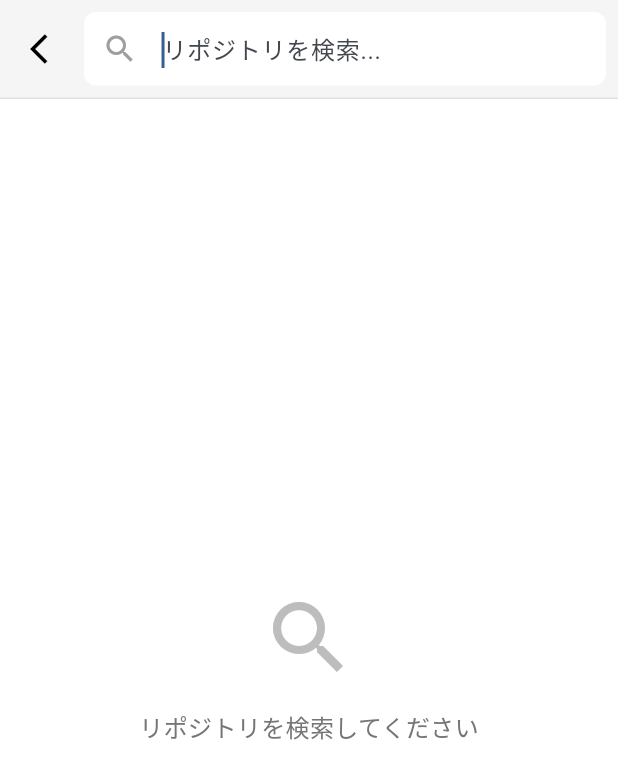
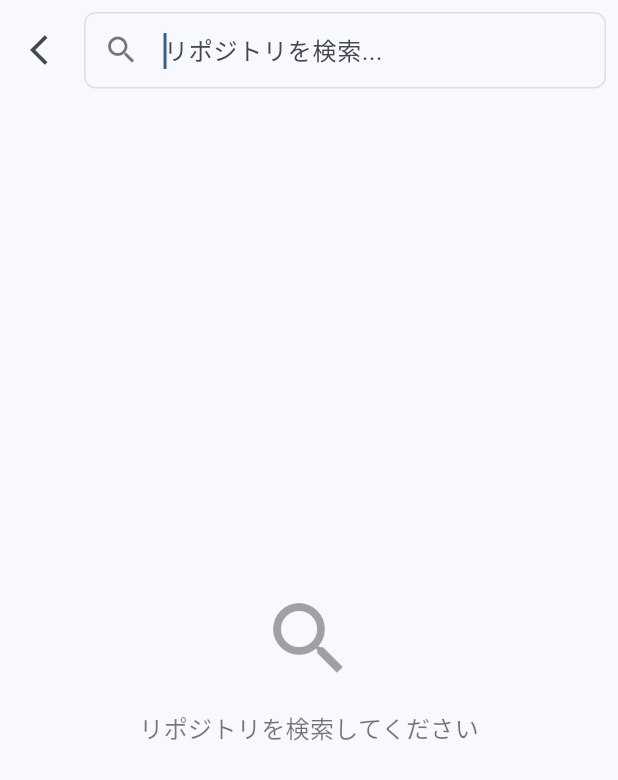
Before and after one commit to naoya25/yumemi_codecheck, a Flutter app: the screen it shows after launch, after a tap on the "search" icon, on a phone screen of 412 x 824 dp. Shown: the top 780 px of the screen. Run offline on Flutter 3.47's test engine with Material 3 defaults, Android fonts, the phone set to English and light mode, and no system bars; our stand-ins replace dio, flutter_hooks, freezed_annotation, go_router.

Commit message:
feat: ダークモード

```diff
--- a/lib/main.dart
+++ b/lib/main.dart
@@ -4,6 +4,7 @@ import 'package:provider/provider.dart';
 import 'constants/theme.dart';
 import 'router.dart';
 import 'view_models/sample_view_model.dart';
+import 'view_models/theme_view_model.dart';
 
 void main() {
   runApp(const MyApp());
@@ -17,14 +18,19 @@ class MyApp extends StatelessWidget {
     return MultiProvider(
       providers: [
         ChangeNotifierProvider(create: (_) => SampleViewModel()),
+        ChangeNotifierProvider(create: (_) => ThemeViewModel()),
       ],
-      child: MaterialApp.router(
-        title: 'Yumemi CodeCheck App',
-        theme: AppTheme.lightTheme,
-        darkTheme: AppTheme.darkTheme,
-        themeMode: ThemeMode.system,
-        routerConfig: router,
-        debugShowCheckedModeBanner: false,
+      child: Consumer<ThemeViewModel>(
+        builder: (context, themeViewModel, child) {
+          return MaterialApp.router(
+            title: 'Yumemi CodeCheck App',
+            theme: AppTheme.lightTheme,
+            darkTheme: AppTheme.darkTheme,
+            themeMode: themeViewModel.themeMode,
+            routerConfig: router,
+            debugShowCheckedModeBanner: false,
+          );
+        },
       ),
     );
   }
--- /dev/null
+++ b/lib/view_models/theme_view_model.dart
@@ -0,0 +1,38 @@
+import 'package:flutter/material.dart';
+
+class ThemeViewModel extends ChangeNotifier {
+  ThemeMode _themeMode = ThemeMode.system;
+
+  ThemeMode get themeMode => _themeMode;
+
+  bool get isDarkMode {
+    switch (_themeMode) {
+      case ThemeMode.light:
+        return false;
+      case ThemeMode.dark:
+        return true;
+      case ThemeMode.system:
+        return WidgetsBinding.instance.platformDispatcher.platformBrightness ==
+            Brightness.dark;
+    }
+  }
+
+  void setThemeMode(ThemeMode mode) {
+    _themeMode = mode;
+    notifyListeners();
+  }
+
+  void toggleTheme() {
+    switch (_themeMode) {
+      case ThemeMode.light:
+        setThemeMode(ThemeMode.dark);
+        break;
+      case ThemeMode.dark:
+        setThemeMode(ThemeMode.light);
+        break;
+      case ThemeMode.system:
+        setThemeMode(ThemeMode.light);
+        break;
+    }
+  }
+}
--- /dev/null
+++ b/lib/views/home/components/theme_toggle_button.dart
@@ -0,0 +1,29 @@
+import 'package:flutter/material.dart';
+import 'package:provider/provider.dart';
+
+import '../../../view_models/theme_view_model.dart';
+
+class ThemeToggleButton extends StatelessWidget {
+  const ThemeToggleButton({super.key});
+
+  @override
+  Widget build(BuildContext context) {
+    return Consumer<ThemeViewModel>(
+      builder: (context, themeViewModel, child) {
+        return IconButton(
+          icon: Icon(
+            themeViewModel.isDarkMode
+                ? Icons.light_mode
+                : Icons.dark_mode,
+          ),
+          onPressed: () {
+            themeViewModel.toggleTheme();
+          },
+          tooltip: themeViewModel.isDarkMode
+              ? 'ライトモードに切り替え'
+              : 'ダークモードに切り替え',
+        );
+      },
+    );
+  }
+}
--- a/lib/views/home/home_page.dart
+++ b/lib/views/home/home_page.dart
@@ -2,6 +2,8 @@ import 'package:flutter/material.dart';
 import 'package:flutter_hooks/flutter_hooks.dart';
 import 'package:go_router/go_router.dart';
 import 'package:yumemi_codecheck/constants/routes.dart';
+
+import 'components/theme_toggle_button.dart';
 
 class HomePage extends HookWidget {
   const HomePage({super.key});
@@ -13,6 +15,7 @@ class HomePage extends HookWidget {
         title: const Text('Yumemi CodeCheck'),
         backgroundColor: Theme.of(context).colorScheme.inversePrimary,
         actions: [
+          const ThemeToggleButton(),
           IconButton(
             icon: const Icon(Icons.search),
             onPressed: () {
@@ -21,32 +24,37 @@ class HomePage extends HookWidget {
           ),
         ],
       ),
-      body: const Center(
+      body: Center(
         child: Column(
           mainAxisAlignment: MainAxisAlignment.center,
           children: [
-            Spacer(),
-            Icon(
+            const Spacer(),
+            const Icon(
               Icons.search,
               size: 64,
             ),
-            SizedBox(height: 16),
-            Text(
+            const SizedBox(height: 16),
+            const Text(
               'GitHub リポジトリ検索',
               style: TextStyle(
                 fontSize: 24,
                 fontWeight: FontWeight.bold,
               ),
             ),
-            SizedBox(height: 8),
-            Text(
-              'リポジトリを検索して詳細を確認',
-              style: TextStyle(
-                fontSize: 16,
-                color: Colors.grey,
+            const SizedBox(height: 8),
+            Builder(
+              builder: (context) => Text(
+                'リポジトリを検索して詳細を確認',
+                style: TextStyle(
+                  fontSize: 16,
+                  color: Theme.of(context)
+                      .colorScheme
+                      .onSurface
+                      .withValues(alpha: 0.6),
+                ),
               ),
             ),
-            Spacer(flex: 2),
+            const Spacer(flex: 2),
           ],
         ),
       ),
--- a/lib/views/repo_detail/components/header.dart
+++ b/lib/views/repo_detail/components/header.dart
@@ -33,7 +33,7 @@ class Header extends StatelessWidget {
                   repo.owner.login,
                   style: TextStyle(
                     fontSize: 16,
-                    color: Colors.grey[600],
+                    color: Theme.of(context).colorScheme.onSurface.withValues(alpha: 0.6),
                   ),
                 ),
                 const SizedBox(height: 8),
@@ -44,14 +44,14 @@ class Header extends StatelessWidget {
                       vertical: 6,
                     ),
                     decoration: BoxDecoration(
-                      color: Colors.blue[50],
+                      color: Theme.of(context).colorScheme.primaryContainer,
                       borderRadius: BorderRadius.circular(20),
                     ),
                     child: Text(
                       repo.language!,
                       style: TextStyle(
                         fontSize: 14,
-                        color: Colors.blue[700],
+                        color: Theme.of(context).colorScheme.onPrimaryContainer,
                         fontWeight: FontWeight.w500,
                       ),
                     ),
--- a/lib/views/repo_detail/components/stats_view.dart
+++ b/lib/views/repo_detail/components/stats_view.dart
@@ -76,7 +76,7 @@ class StatItem extends StatelessWidget {
           label,
           style: TextStyle(
             fontSize: 14,
-            color: Colors.grey[600],
+            color: Theme.of(context).colorScheme.onSurface.withValues(alpha: 0.6),
           ),
         ),
       ],
--- a/lib/views/repo_detail/repo_detail_page.dart
+++ b/lib/views/repo_detail/repo_detail_page.dart
@@ -12,18 +12,13 @@ class RepoDetailPage extends StatelessWidget {
   @override
   Widget build(BuildContext context) {
     return Scaffold(
-      backgroundColor: Colors.white,
       appBar: AppBar(
-        backgroundColor: Colors.white,
         elevation: 0,
         leading: IconButton(
-          icon: const Icon(Icons.arrow_back_ios, color: Colors.black),
+          icon: const Icon(Icons.arrow_back_ios),
           onPressed: () => Navigator.pop(context),
         ),
-        title: Text(
-          repo.name,
-          style: const TextStyle(color: Colors.black),
-        ),
+        title: Text(repo.name),
       ),
       body: SingleChildScrollView(
         child: Column(
--- a/lib/views/search/components/repo_item.dart
+++ b/lib/views/search/components/repo_item.dart
@@ -46,7 +46,7 @@ class RepoItem extends StatelessWidget {
                           repo.owner.login,
                           style: TextStyle(
                             fontSize: 14,
-                            color: Colors.grey[600],
+                            color: Theme.of(context).colorScheme.onSurface.withValues(alpha: 0.6),
                           ),
                         ),
                       ],
@@ -91,14 +91,14 @@ class RepoItem extends StatelessWidget {
                         vertical: 4,
                       ),
                       decoration: BoxDecoration(
-                        color: Colors.blue[50],
+                        color: Theme.of(context).colorScheme.primaryContainer,
                         borderRadius: BorderRadius.circular(4),
                       ),
                       child: Text(
                         repo.language!,
                         style: TextStyle(
                           fontSize: 12,
-                          color: Colors.blue[700],
+                          color: Theme.of(context).colorScheme.onPrimaryContainer,
                         ),
                       ),
                     ),
--- a/lib/views/search/components/repos_view.dart
+++ b/lib/views/search/components/repos_view.dart
@@ -36,7 +36,7 @@ class ReposView extends HookWidget {
           padding: const EdgeInsets.all(16),
           child: Text(
             searchViewModel.errorMessage!,
-            style: const TextStyle(color: Colors.red),
+            style: TextStyle(color: Theme.of(context).colorScheme.error),
             textAlign: TextAlign.center,
           ),
         ),
@@ -51,14 +51,14 @@ class ReposView extends HookWidget {
             Icon(
               Icons.search,
               size: 64,
-              color: Colors.grey[400],
+              color: Theme.of(context).colorScheme.onSurface.withValues(alpha: 0.4),
             ),
             const SizedBox(height: 16),
             Text(
               'リポジトリを検索してください',
               style: TextStyle(
                 fontSize: 16,
-                color: Colors.grey[600],
+                color: Theme.of(context).colorScheme.onSurface.withValues(alpha: 0.6),
               ),
             ),
           ],
@@ -74,14 +74,14 @@ class ReposView extends HookWidget {
             Icon(
               Icons.search_off,
               size: 64,
-              color: Colors.grey[400],
+              color: Theme.of(context).colorScheme.onSurface.withValues(alpha: 0.4),
             ),
             const SizedBox(height: 16),
             Text(
               '検索結果が見つかりませんでした',
               style: TextStyle(
                 fontSize: 16,
-                color: Colors.grey[600],
+                color: Theme.of(context).colorScheme.onSurface.withValues(alpha: 0.6),
               ),
             ),
           ],
--- a/lib/views/search/search_page.dart
+++ b/lib/views/search/search_page.dart
@@ -15,7 +15,6 @@ class SearchPage extends HookWidget {
     return ChangeNotifierProvider(
       create: (_) => SearchViewModel(),
       child: Scaffold(
-        backgroundColor: Colors.white,
         body: SafeArea(
           child: Column(
             children: [
@@ -38,26 +37,25 @@ class _SearchBar extends StatelessWidget {
   Widget build(BuildContext context) {
     final viewModel = context.watch<SearchViewModel>();
 
-    return Container(
-      decoration: BoxDecoration(
-        color: Colors.grey[100],
-        border: Border(
-          bottom: BorderSide(color: Colors.grey[300]!),
-        ),
-      ),
-      child: Padding(
+    return Padding(
       padding: const EdgeInsets.symmetric(horizontal: 8, vertical: 8),
       child: Row(
         children: [
           IconButton(
-              icon: const Icon(Icons.arrow_back_ios, color: Colors.black),
+            icon: const Icon(Icons.arrow_back_ios),
             onPressed: () => context.pop(),
           ),
           Expanded(
             child: Container(
               decoration: BoxDecoration(
-                  color: Colors.white,
+                color: Theme.of(context).colorScheme.surface,
                 borderRadius: BorderRadius.circular(8),
+                border: Border.all(
+                  color: Theme.of(context)
+                      .colorScheme
+                      .outline
+                      .withValues(alpha: 0.2),
+                ),
               ),
               child: TextField(
                 controller: controller,
@@ -65,10 +63,22 @@ class _SearchBar extends StatelessWidget {
                 decoration: InputDecoration(
                   hintText: 'リポジトリを検索...',
                   border: InputBorder.none,
-                    prefixIcon: const Icon(Icons.search, color: Colors.grey),
+                  prefixIcon: Icon(
+                    Icons.search,
+                    color: Theme.of(context)
+                        .colorScheme
+                        .onSurface
+                        .withValues(alpha: 0.6),
+                  ),
                   suffixIcon: controller.text.isNotEmpty
                       ? IconButton(
-                            icon: const Icon(Icons.clear, color: Colors.grey),
+                          icon: Icon(
+                            Icons.clear,
+                            color: Theme.of(context)
+                                .colorScheme
+                                .onSurface
+                                .withValues(alpha: 0.6),
+                          ),
                           onPressed: () {
                             controller.clear();
                             viewModel.clearSearch();
@@ -90,7 +100,6 @@ class _SearchBar extends StatelessWidget {
           ),
         ],
       ),
-      ),
     );
   }
 }
```
Lines whose indentation alone changed are shown as unchanged.
